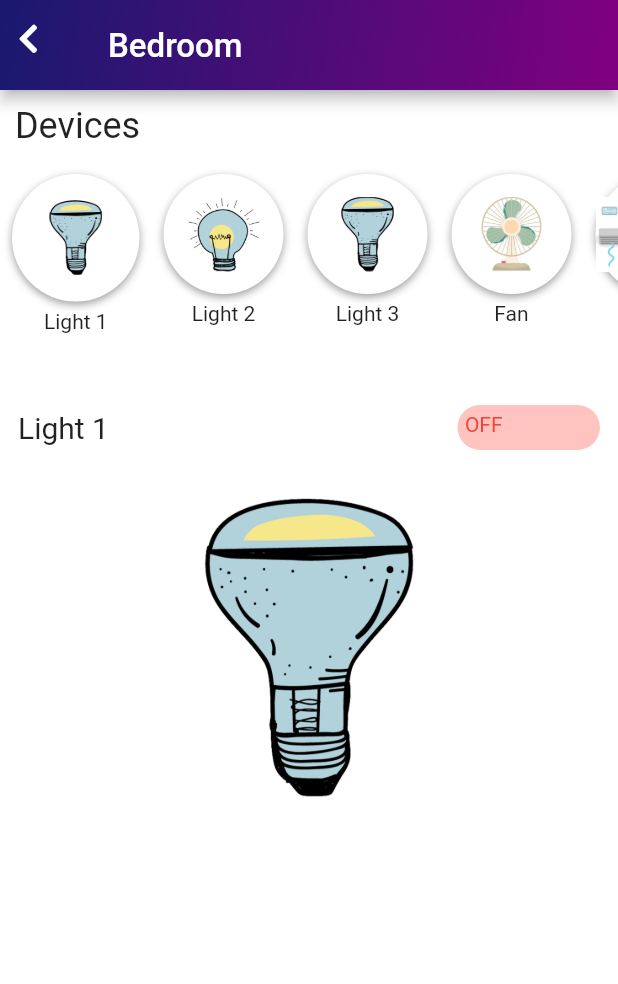
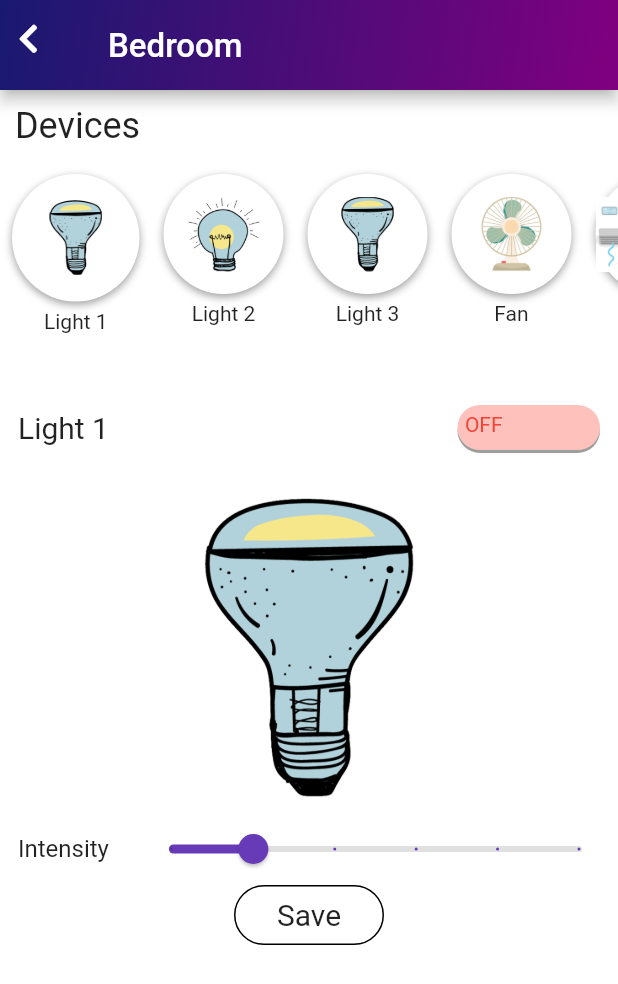
Before and after one commit to ishanbhardwaj00/Automatia, a Flutter app: the RoomLayout screen opened directly with sample values from the repository, on a phone screen of 412 x 824 dp. Shown: the top 984 px of the screen. Run offline on Flutter 3.47's test engine with Material 2 defaults, Android fonts, the light colour scheme and no system bars; our stand-ins replace fluttertoast, font_awesome_flutter, google_nav_bar, line_icons, toggle_switch; missing offline and left inert: barcode_scan, flare_splash_screen.

Commit message:
added slider , Kitchen and fixed toggle button

```diff
--- a/lib/models/room_data.dart
+++ b/lib/models/room_data.dart
@@ -47,6 +47,10 @@
   Devices(deviceName: "AC", imageUrl: "assets/ac.png"),
 ];
 
+List<Devices> kitchen= [Devices(deviceName: "Light 1 ", imageUrl: "assets/light1.png"),
+  Devices(deviceName: "Fan", imageUrl: "assets/fan.png"),];
+
+
 List<Room> rooms= [
   Room(roomName: "Bedroom", imageUrl: "assets/roomImages/bedroom.jpg", devices: 5, color: Color(0xffDBF0FF),device: bedroomDevices),
   Room(roomName: "Bathroom", imageUrl: "assets/roomImages/bathroom.jpg", devices: 3, color: Color(0xffFBECDE), device: bathroomDevices),
@@ -57,4 +61,5 @@
   Room(roomName: "Bedroom", imageUrl: "assets/roomImages/bedroom.jpg", devices: 5, color: Color(0xffF8F8F8),device: bedroomDevices),
   Room(roomName: "Bedroom", imageUrl: "assets/roomImages/bedroom.jpg", devices: 5, color: Color(0xffFBECDE),device: bedroomDevices),
   Room(roomName: "Bedroom", imageUrl: "assets/roomImages/bedroom.jpg", devices: 5, color: Color(0xffFBECDE),device: bedroomDevices),
+  Room(roomName: "Kitchen", imageUrl: "assets/auto.png", devices: 2, color: Color(0xffFBECDE),device: kitchen),
 ];
--- a/lib/screens/room_layout.dart
+++ b/lib/screens/room_layout.dart
@@ -13,6 +13,7 @@
 
 class _RoomLayoutState extends State<RoomLayout> {
   int index=0;
+  double sValue=20;
   toggleButton() {
     setState(() {
       isSwitched = !isSwitched;
@@ -108,14 +109,27 @@
               mainAxisAlignment: MainAxisAlignment.spaceBetween,
               children: [
                 Text(widget.room.device[ind].deviceName, style: TextStyle(fontSize: 20),),
-                AnimatedContainer(
+                Container(
+                  decoration: BoxDecoration(
+                      color: Theme.of(context).scaffoldBackgroundColor,
+                    borderRadius: BorderRadius.circular(20),
+                    boxShadow:
+                      [
+                        BoxShadow(
+                          offset: Offset(0,2),
+                          color: Colors.grey,
+                        ),
+                      ]
+                  ),
+                  child: AnimatedContainer(
                     padding: EdgeInsets.symmetric(vertical: 2,horizontal: 2.5),
                     duration: Duration(milliseconds: 400),
                     height: 30,
                     width: 95,
                     decoration: BoxDecoration(
                       borderRadius: BorderRadius.circular(20),
-                    color: isSwitched? Colors.purpleAccent.withOpacity(0.5): Colors.redAccent[100].withOpacity(0.5),
+                      color: isSwitched? Colors.greenAccent.withOpacity(0.5): Colors.redAccent[100].withOpacity(0.5),
+
                     ),
                     child: Stack(
                       children: [
@@ -135,11 +149,12 @@
                                   turns: animation,
                                 );
                               },
-                            child: isSwitched? Text("ON", style: TextStyle(color: Colors.purple),) :Text("OFF", style: TextStyle(color: Colors.red),),
+                              child: isSwitched? Text("ON", style: TextStyle(color: Colors.green),) :Text("OFF", style: TextStyle(color: Colors.red),),
                             ),
                           ),
                         ),
                       ],
+                    ),
                   ),
                 ),
               ],
@@ -152,7 +167,55 @@
               Container(height: 200,),
               Image(image: AssetImage(widget.room.device[ind].imageUrl), height: 200,),
             ],
+          ),
+          SizedBox(
+            height: 10,
+
+          ),
+          Row(
+            mainAxisAlignment: MainAxisAlignment.start,
+            children: [
+              Padding(
+                padding: const EdgeInsets.all(12.0),
+                child: Text("Intensity ", style: TextStyle(fontSize: 16),),
+              ),
+              Expanded(
+                child: Slider(min: 0,
+                  max: 100,
+                  divisions: 5,
+                  activeColor: Colors.deepPurple,
+                  inactiveColor: Colors.black12,
+                  label: ((sValue/20).toInt()).toString(),
+                  value: sValue,
+                  autofocus: true,
+                  onChanged: (double newValue) {
+    setState(() {
+    sValue = newValue;
+    });
+    },
+                ),
+              ),
+            ],
+          ),
+          Row(
+            mainAxisAlignment: MainAxisAlignment.center,
+            children: [
+             InkWell(
+               borderRadius: BorderRadius.circular(20),
+                onTap: () {},
+               child: Container(
+                 alignment: Alignment.center,
+                 decoration: BoxDecoration(
+                    borderRadius: BorderRadius.circular(20),
+                    border: Border.all(color: Colors.black)
+                 ),
+                 height: 40,
+                 width: 100,
+                 child: Text("Save", style: TextStyle(fontSize: 20),),
+               ),
              )
+            ],
+          ),
         ],
       ),
     );
```
Lines whose indentation alone changed are shown as unchanged.
